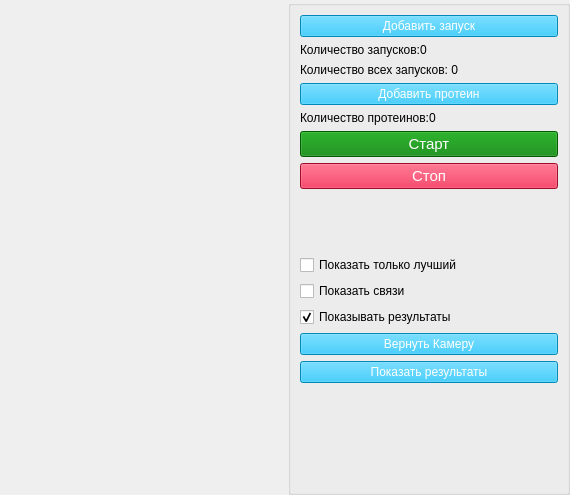
Above: scene/mainwindow.ui from Gid32/ProteinFolding before the change. Below: the same form after it.
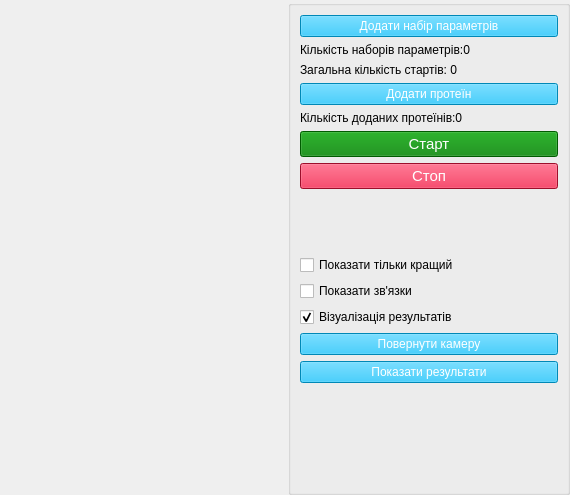
That is the form after the change.

What changed in the file:
```diff
--- a/scene/mainwindow.ui
+++ b/scene/mainwindow.ui
@@ -78,21 +78,21 @@
              <string notr="true">color:white;background-color:#00BFFF;font-size:12px</string>
             </property>
             <property name="text">
-             <string>Добавить запуск</string>
+             <string>Додати набір параметрів</string>
             </property>
            </widget>
           </item>
           <item>
            <widget class="QLabel" name="countLaunches">
             <property name="text">
-             <string>Количество запусков:0</string>
+             <string>Кількість наборів параметрів:0</string>
             </property>
            </widget>
           </item>
           <item>
            <widget class="QLabel" name="fullCounLaunch">
             <property name="text">
-             <string>Количество всех запусков: 0</string>
+             <string>Загальна кількість стартів: 0</string>
             </property>
            </widget>
           </item>
@@ -102,14 +102,14 @@
              <string notr="true">color:white;background-color:#00BFFF;font-size:12px</string>
             </property>
             <property name="text">
-             <string>Добавить протеин</string>
+             <string>Додати протеїн</string>
             </property>
            </widget>
           </item>
           <item>
            <widget class="QLabel" name="countProtein">
             <property name="text">
-             <string>Количество протеинов:0</string>
+             <string>Кількість доданих протеїнів:0</string>
             </property>
            </widget>
           </item>
@@ -157,21 +157,21 @@
           <item>
            <widget class="QCheckBox" name="onlyBetter">
             <property name="text">
-             <string>Показать только лучший</string>
+             <string>Показати тільки кращий</string>
             </property>
            </widget>
           </item>
           <item>
            <widget class="QCheckBox" name="showConnection">
             <property name="text">
-             <string>Показать связи</string>
+             <string>Показати зв'язки</string>
             </property>
            </widget>
           </item>
           <item>
            <widget class="QCheckBox" name="showGraph">
             <property name="text">
-             <string>Показывать результаты</string>
+             <string>Візуалізація результатів</string>
             </property>
             <property name="checked">
              <bool>true</bool>
@@ -187,7 +187,7 @@
              <string notr="true">color:white;background-color:#00BFFF;font-size:12px</string>
             </property>
             <property name="text">
-             <string>Вернуть Камеру</string>
+             <string>Повернути камеру</string>
             </property>
            </widget>
           </item>
@@ -197,7 +197,7 @@
              <string notr="true">color:white;background-color:#00BFFF;font-size:12px</string>
             </property>
             <property name="text">
-             <string>Показать результаты</string>
+             <string>Показати результати</string>
             </property>
            </widget>
           </item>
```
